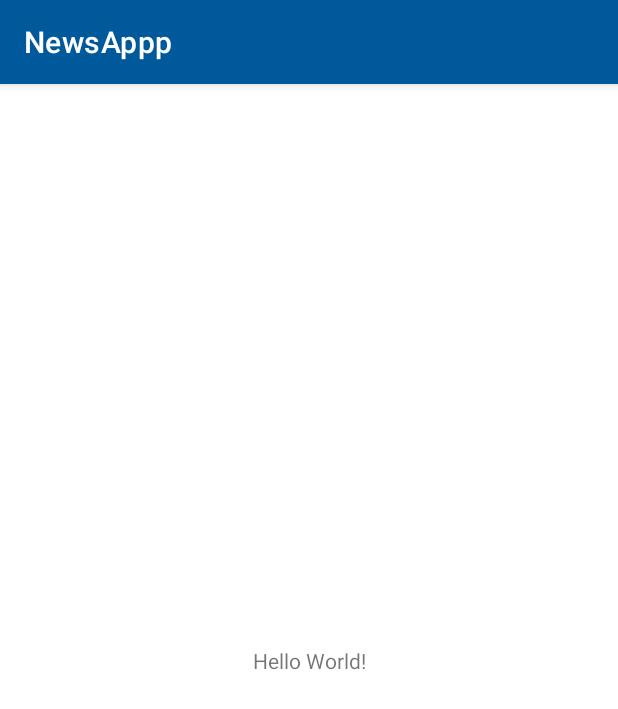
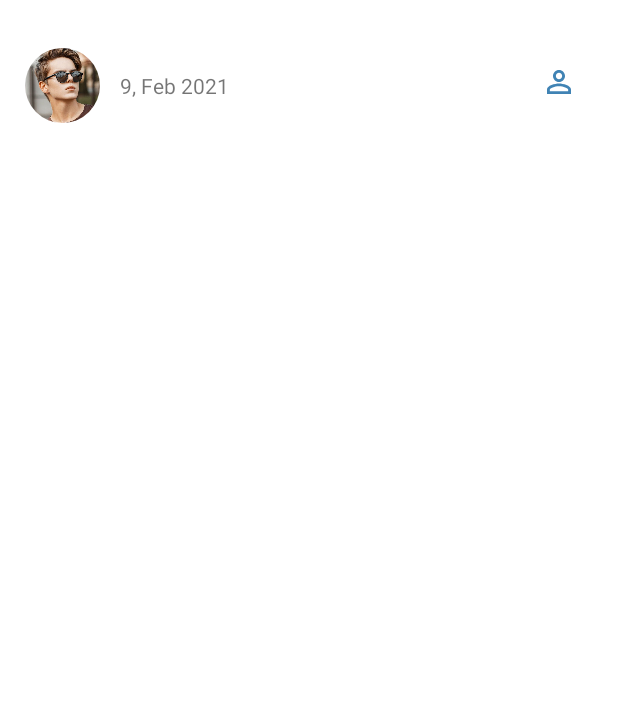
Before and after one commit to priyankauzlah/Daily, an Android app: the MainActivity screen opened directly, with no data from a screen before it, on a phone screen of 412 x 824 dp. Shown: the top 709 px of the screen. Run offline under Robolectric (Android 15) with nearby library versions, the phone set to English and light mode, and no system bars; our stand-ins replace CircleImageView.

Commit message:
add person button in main activity

```diff
--- a/app/src/main/java/com/uzlahpri/newsappp/MainActivity.kt
+++ /dev/null
@@ -1,11 +0,0 @@
-package com.uzlahpri.newsappp
-
-import androidx.appcompat.app.AppCompatActivity
-import android.os.Bundle
-
-class MainActivity : AppCompatActivity() {
-    override fun onCreate(savedInstanceState: Bundle?) {
-        super.onCreate(savedInstanceState)
-        setContentView(R.layout.activity_main)
-    }
-}
--- /dev/null
+++ b/app/src/main/java/com/uzlahpri/newsappp/activity/MainActivity.kt
@@ -0,0 +1,31 @@
+package com.uzlahpri.newsappp.activity
+
+import android.content.Context
+import android.content.Intent
+import androidx.appcompat.app.AppCompatActivity
+import android.os.Bundle
+import android.view.View
+import com.uzlahpri.newsappp.R
+import kotlinx.android.synthetic.main.activity_main.*
+
+class MainActivity : AppCompatActivity(), View.OnClickListener {
+
+    companion object {
+        fun getLaunchService(from: Context) = Intent(from, MainActivity::class.java).apply {
+            addFlags(Intent.FLAG_ACTIVITY_NEW_TASK or Intent.FLAG_ACTIVITY_CLEAR_TASK)
+        }
+    }
+
+    override fun onCreate(savedInstanceState: Bundle?) {
+        super.onCreate(savedInstanceState)
+        setContentView(R.layout.activity_main)
+        supportActionBar?.hide()
+        ib_profile_main.setOnClickListener(this)
+    }
+
+    override fun onClick(p0: View) {
+        when(p0.id){
+            R.id.ib_profile_main -> startActivity(Intent(ProfileActivity.getLaunchService(this)))
+        }
+    }
+}
--- /dev/null
+++ b/app/src/main/res/drawable/ic_outline_person_outline_24.xml
@@ -0,0 +1,5 @@
+<vector android:alpha="0.75" android:height="24dp"
+    android:tint="#00599B" android:viewportHeight="24"
+    android:viewportWidth="24" android:width="24dp" xmlns:android="http://schemas.android.com/apk/res/android">
+    <path android:fillColor="@android:color/white" android:pathData="M12,5.9c1.16,0 2.1,0.94 2.1,2.1s-0.94,2.1 -2.1,2.1S9.9,9.16 9.9,8s0.94,-2.1 2.1,-2.1m0,9c2.97,0 6.1,1.46 6.1,2.1v1.1L5.9,18.1L5.9,17c0,-0.64 3.13,-2.1 6.1,-2.1M12,4C9.79,4 8,5.79 8,8s1.79,4 4,4 4,-1.79 4,-4 -1.79,-4 -4,-4zM12,13c-2.67,0 -8,1.34 -8,4v3h16v-3c0,-2.66 -5.33,-4 -8,-4z"/>
+</vector>
--- a/app/src/main/res/layout/activity_main.xml
+++ b/app/src/main/res/layout/activity_main.xml
@@ -4,15 +4,45 @@
     xmlns:tools="http://schemas.android.com/tools"
     android:layout_width="match_parent"
     android:layout_height="match_parent"
-    tools:context=".MainActivity">
+    tools:context=".activity.MainActivity">
+
+    <de.hdodenhof.circleimageview.CircleImageView
+        android:id="@+id/iv_profile_main"
+        android:layout_width="@dimen/_50dp"
+        android:layout_height="@dimen/_50dp"
+        android:layout_marginStart="16dp"
+        android:layout_marginTop="32dp"
+        android:src="@drawable/profile_person"
+        app:layout_constraintEnd_toEndOf="parent"
+        app:layout_constraintHorizontal_bias="0.002"
+        app:layout_constraintStart_toStartOf="parent"
+        app:layout_constraintTop_toTopOf="parent" />
 
     <TextView
+        android:id="@+id/tv_date_main"
         android:layout_width="wrap_content"
         android:layout_height="wrap_content"
-        android:text="Hello World!"
-        app:layout_constraintBottom_toBottomOf="parent"
-        app:layout_constraintLeft_toLeftOf="parent"
-        app:layout_constraintRight_toRightOf="parent"
-        app:layout_constraintTop_toTopOf="parent" />
+        android:text="@string/_9_feb_2021"
+        app:layout_constraintBottom_toBottomOf="@+id/iv_profile_main"
+        app:layout_constraintEnd_toEndOf="parent"
+        app:layout_constraintHorizontal_bias="0.048"
+        app:layout_constraintStart_toEndOf="@+id/iv_profile_main"
+        app:layout_constraintTop_toTopOf="@+id/iv_profile_main" />
+
+    <ImageButton
+        android:id="@+id/ib_profile_main"
+        android:layout_width="wrap_content"
+        android:layout_height="wrap_content"
+        android:layout_marginEnd="16dp"
+        android:background="@color/white"
+        android:contentDescription="@string/image_view"
+        app:layout_constraintBottom_toBottomOf="@+id/tv_date_main"
+        app:layout_constraintEnd_toEndOf="parent"
+        app:layout_constraintHorizontal_bias="0.949"
+        app:layout_constraintStart_toEndOf="@+id/tv_date_main"
+        app:layout_constraintTop_toTopOf="parent"
+        app:layout_constraintVertical_bias="1.0"
+        app:srcCompat="@drawable/ic_outline_person_outline_24" />
+
 
 </androidx.constraintlayout.widget.ConstraintLayout>
--- a/app/src/main/res/values/dimens.xml
+++ b/app/src/main/res/values/dimens.xml
@@ -13,4 +13,5 @@
     <dimen name="_36dp">36dp</dimen>
     <dimen name="_34dp">34dp</dimen>
     <dimen name="_90dp">90dp</dimen>
+    <dimen name="_50dp">50dp</dimen>
 </resources>
--- a/build.gradle
+++ b/build.gradle
@@ -8,6 +8,7 @@ buildscript {
     dependencies {
         classpath "com.android.tools.build:gradle:4.1.2"
         classpath "org.jetbrains.kotlin:kotlin-gradle-plugin:$kotlin_version"
+        classpath 'com.google.gms:google-services:4.3.5'
 
         // NOTE: Do not place your application dependencies here; they belong
         // in the individual module build.gradle files
```
Also changed, not shown: app/build.gradle (+18 -1 lines), app/src/main/AndroidManifest.xml (+5 -4 lines), app/src/main/res/values/strings.xml (+6 -3 lines), app/src/main/res/drawable/profile_person.jpg (added), 1 other file.
